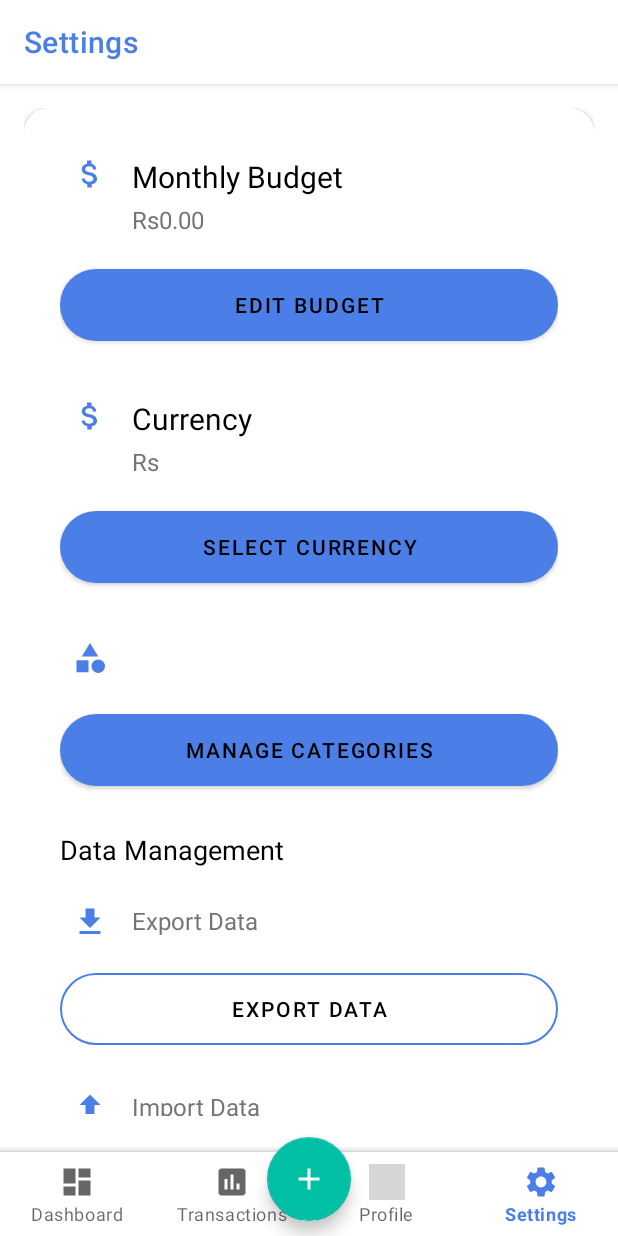
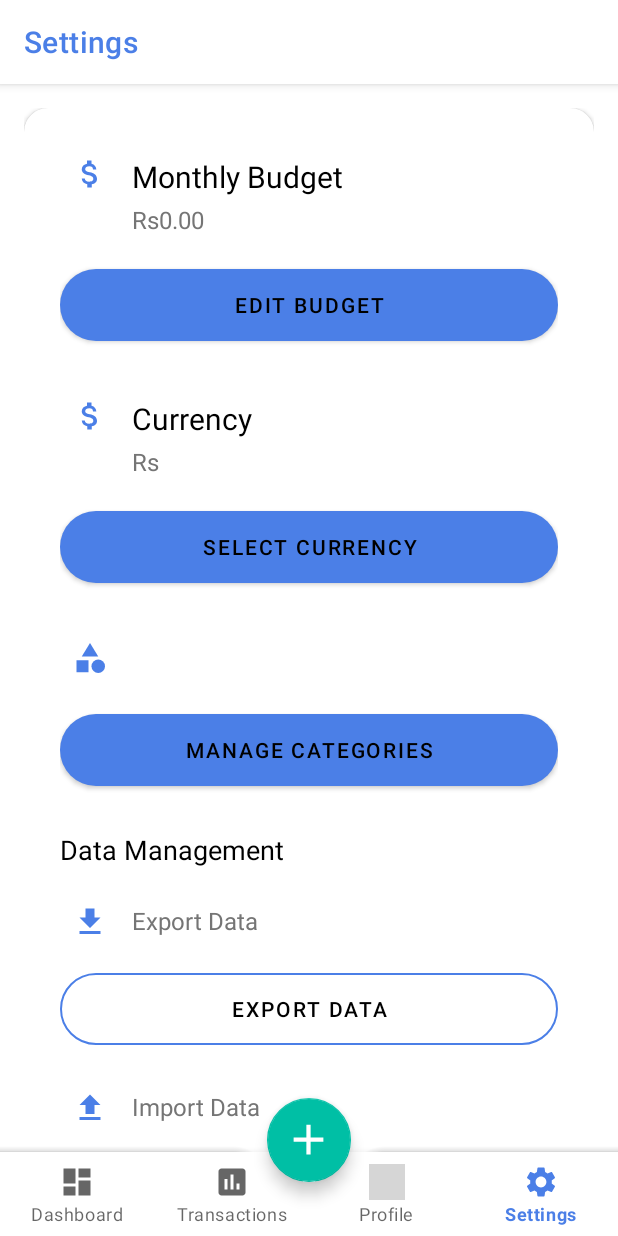
Before and after one commit to Dilnuka/madUiProject, an Android app: the SettingsFragment screen opened through its navigation route, on a phone screen of 412 x 824 dp. Run offline under Robolectric (Android 15) with nearby library versions, the phone set to English and light mode, and no system bars; our stand-ins replace navigation-ui; 1 statement that could not run was skipped; grey boxes are pictures that could not be loaded.

Commit message:
new improvement

```diff
--- a/PersonalFinanceTrackerApp/PersonalFinanceTrackerApp/app/src/main/java/com/example/personalfinancetracker/MainActivity.kt
+++ b/PersonalFinanceTrackerApp/PersonalFinanceTrackerApp/app/src/main/java/com/example/personalfinancetracker/MainActivity.kt
@@ -50,14 +50,24 @@ class MainActivity : AppCompatActivity() {
         navController.addOnDestinationChangedListener { _, destination, _ ->
             when (destination.id) {
                 R.id.loginFragment, R.id.registerFragment -> {
+                    // Hide bottom navigation and FAB for auth screens
                     binding.bottomAppBar.visibility = View.GONE
-                    binding.fabAddTransaction.visibility = View.GONE
+                    binding.fabAddTransaction.hide()
                     binding.toolbar.visibility = View.GONE
+                    // Remove bottom margin from fragment container
+                    binding.navHostFragment.layoutParams = (binding.navHostFragment.layoutParams as androidx.coordinatorlayout.widget.CoordinatorLayout.LayoutParams).apply {
+                        bottomMargin = 0
+                    }
                 }
                 else -> {
+                    // Show bottom navigation and FAB for main screens
                     binding.bottomAppBar.visibility = View.VISIBLE
-                    binding.fabAddTransaction.visibility = View.VISIBLE
+                    binding.fabAddTransaction.show()
                     binding.toolbar.visibility = View.VISIBLE
+                    // Restore bottom margin for fragment container
+                    binding.navHostFragment.layoutParams = (binding.navHostFragment.layoutParams as androidx.coordinatorlayout.widget.CoordinatorLayout.LayoutParams).apply {
+                        bottomMargin = resources.getDimensionPixelSize(R.dimen.bottom_nav_margin)
+                    }
                 }
             }
         }
@@ -81,7 +91,9 @@ class MainActivity : AppCompatActivity() {
                     binding.bottomAppBar.setFabAlignmentMode(BottomAppBar.FAB_ALIGNMENT_MODE_END)
                 }
                 else -> {
-                    binding.fabAddTransaction.show()
+                    if (destination.id != R.id.loginFragment && destination.id != R.id.registerFragment) {
+                        binding.fabAddTransaction.show()
+                    }
                     binding.bottomAppBar.setFabAlignmentMode(BottomAppBar.FAB_ALIGNMENT_MODE_CENTER)
                 }
             }
--- a/PersonalFinanceTrackerApp/PersonalFinanceTrackerApp/app/src/main/res/layout/activity_main.xml
+++ b/PersonalFinanceTrackerApp/PersonalFinanceTrackerApp/app/src/main/res/layout/activity_main.xml
@@ -48,7 +48,7 @@
         app:backgroundTint="@color/white"
         app:fabCradleMargin="10dp"
         app:fabCradleRoundedCornerRadius="20dp"
-        app:fabCradleVerticalOffset="10dp"
+        app:fabCradleVerticalOffset="8dp"
         app:elevation="8dp"
         app:contentInsetStart="0dp"
         app:contentInsetEnd="0dp">
@@ -80,7 +80,7 @@
         app:backgroundTint="#00BFA5"
         app:tint="@android:color/white"
         app:elevation="6dp"
-        app:maxImageSize="24dp"
+        app:maxImageSize="34dp"
         app:fabSize="normal" />
 
 </androidx.coordinatorlayout.widget.CoordinatorLayout>
--- a/PersonalFinanceTrackerApp/PersonalFinanceTrackerApp/app/src/main/res/layout/dialog_budget_input.xml
+++ b/PersonalFinanceTrackerApp/PersonalFinanceTrackerApp/app/src/main/res/layout/dialog_budget_input.xml
@@ -21,9 +21,8 @@
             android:layout_width="match_parent"
             android:layout_height="wrap_content"
             android:inputType="numberDecimal"
-            android:textColor="@color/background"/>
+            android:textColor="@color/black"
+            android:textSize="16sp" />
     </com.google.android.material.textfield.TextInputLayout>
 
-
-
 </LinearLayout>
--- a/PersonalFinanceTrackerApp/PersonalFinanceTrackerApp/app/src/main/res/layout/fragment_login.xml
+++ b/PersonalFinanceTrackerApp/PersonalFinanceTrackerApp/app/src/main/res/layout/fragment_login.xml
@@ -11,7 +11,7 @@
         android:layout_width="300dp"
         android:layout_height="300dp"
         android:contentDescription="@string/app_logo"
-        android:src="@drawable/ic_money"
+        android:src="@drawable/loading"
         app:layout_constraintEnd_toEndOf="parent"
         app:layout_constraintStart_toStartOf="parent"
         app:layout_constraintTop_toTopOf="parent"
--- a/PersonalFinanceTrackerApp/PersonalFinanceTrackerApp/app/src/main/res/layout/fragment_register.xml
+++ b/PersonalFinanceTrackerApp/PersonalFinanceTrackerApp/app/src/main/res/layout/fragment_register.xml
@@ -11,7 +11,7 @@
         android:layout_width="300dp"
         android:layout_height="300dp"
         android:contentDescription="@string/app_logo"
-        android:src="@drawable/ic_money"
+        android:src="@drawable/loading"
         app:layout_constraintEnd_toEndOf="parent"
         app:layout_constraintStart_toStartOf="parent"
         app:layout_constraintTop_toTopOf="parent"
--- a/PersonalFinanceTrackerApp/PersonalFinanceTrackerApp/app/src/main/res/layout/fragment_transactions.xml
+++ b/PersonalFinanceTrackerApp/PersonalFinanceTrackerApp/app/src/main/res/layout/fragment_transactions.xml
@@ -95,6 +95,7 @@
         android:layout_height="wrap_content"
         android:layout_gravity="bottom|end"
         android:layout_margin="16dp"
+        android:visibility="gone"
         android:contentDescription="@string/add_transaction"
         android:text="@string/add_transaction"
         android:textColor="@color/black"
```
